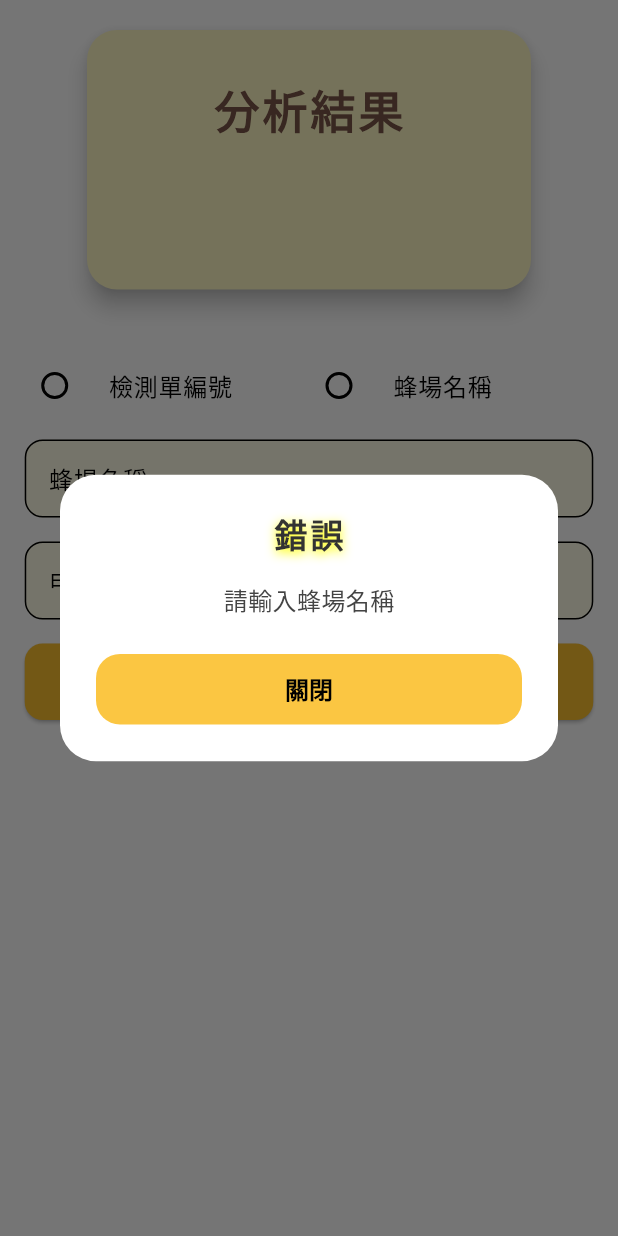
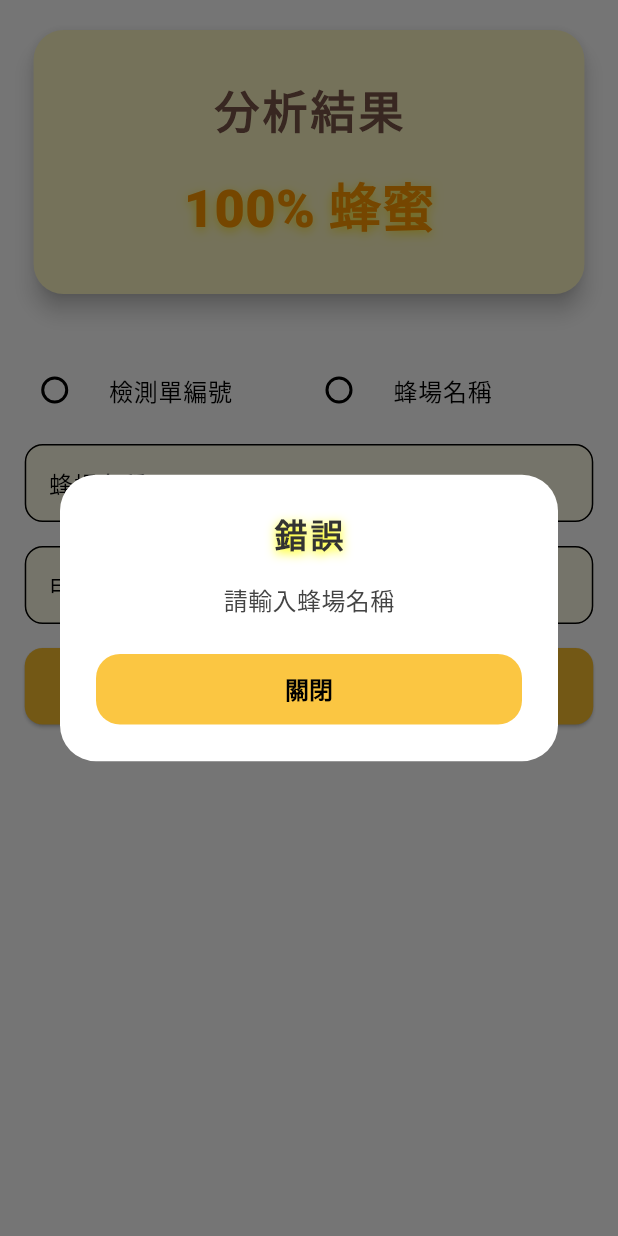
Before and after one commit to Were789564/TrustMe_HoneyAnalyze, a Flutter app: the AnalyzeResultPanel widget shown alone on an empty page, opened directly with empty values, after a tap on "上傳結果", on a phone screen of 412 x 824 dp. Run offline on Flutter 3.47's test engine with Material 3 defaults, Android fonts, the phone set to English and light mode, and no system bars; our stand-ins replace camera, file_picker, flutter_secure_storage, permission_handler; missing offline and left inert: crop_your_image, opencv_dart; accounts and stored records are empty; key blocks and very long unbroken strings in the code were emptied for the run.

Commit message:
辨識模型

```diff
--- a/lib/controllers/video_analyze_controller.dart
+++ b/lib/controllers/video_analyze_controller.dart
@@ -29,14 +29,18 @@ class VideoAnalyzeController extends ChangeNotifier {
   bool isAnalyzing = false;
   bool _disposed = false;
   bool _cancelled = false;
-  String? selectedHoneyType; // 新增蜂蜜種類選擇
+  String? selectedHoneyType;
   DateTime? videoCreatedDate;
+  Map<String, dynamic>? analysisResult;
+
 
   static final _storage = const FlutterSecureStorage();
 
   /// 選擇影片檔案並擷取第一幀
   Future<void> pickVideo() async {
     rgbLog = "";
+    // 清除之前的分析結果
+    analysisResult = null;
     FilePickerResult? result =
         await FilePicker.platform.pickFiles(type: FileType.video);
     if (result != null) {
@@ -382,44 +386,49 @@ class VideoAnalyzeController extends ChangeNotifier {
     rgbLog += "\n";
 
     if (count > 0) {
-      final avgR = sumR / count; // 移除小數位數限制
-      final avgG = sumG / count; // 移除小數位數限制
-      final avgB = sumB / count; // 移除小數位數限制
+      final avgR = sumR / count;
+      final avgG = sumG / count;
+      final avgB = sumB / count;
       rgbLog +=
           "=== 整段影片平均值 ===\n整段影片 ROI 平均 RGB: R=$avgR, G=$avgG, B=$avgB (共 $count 幀，每秒取樣)\n";
 
-      // 分析完成後發送資料到後端
-      final success = await _submitAnalysisData(
+      // 分析完成後發送資料到後端並接收回應
+      final apiResponse = await _submitAnalysisData(
         secondBySecondData: secondBySecondData,
-        averageR: avgR, // 保持原始精確度
-        averageG: avgG, // 保持原始精確度
-        averageB: avgB, // 保持原始精確度
+        averageR: avgR,
+        averageG: avgG,
+        averageB: avgB,
         totalFrames: count,
         honeyType: selectedHoneyType,
         videoCreatedDate: videoCreatedDate,
       );
 
-      if (success) {
+      if (apiResponse != null) {
+        analysisResult = apiResponse; // 儲存 API 回應
         rgbLog += "分析資料已成功上傳\n";
+        print("API Response: $apiResponse"); // 除錯用
+        safeNotifyListeners(); // 確保通知 UI 更新
       } else {
+        analysisResult = null;
         rgbLog += "分析資料上傳失敗\n";
+        safeNotifyListeners(); // 確保通知 UI 更新
       }
     } else {
       rgbLog += "無法分析任何幀，請確認選取區域正確。\n";
+      analysisResult = null; // 清空分析結果
     }
 
-    //print(rgbLog);
     progress = null;
     isAnalyzing = false;
-    safeNotifyListeners();
+    safeNotifyListeners(); // 最終通知
   }
 
   /// 將分析資料發送到後端
-  static Future<bool> _submitAnalysisData({
+  static Future<Map<String, dynamic>?> _submitAnalysisData({
     required List<Map<String, dynamic>> secondBySecondData,
-    required double averageR, // 改為 double
-    required double averageG, // 改為 double
-    required double averageB, // 改為 double
+    required double averageR,
+    required double averageG,
+    required double averageB,
     required int totalFrames,
     String? honeyType,
     DateTime? videoCreatedDate,
@@ -452,12 +461,16 @@ class VideoAnalyzeController extends ChangeNotifier {
 
       print("analyze_honey response: ${response.statusCode}");
       print("analyze_honey body: ${response.body}");
-      print("Sent video_created_date: ${videoCreatedDate?.toIso8601String()}"); // 新增日誌
+      print("Sent video_created_date: ${videoCreatedDate?.toIso8601String()}");
 
-      return response.statusCode == 200 || response.statusCode == 201;
+      if (response.statusCode == 200 || response.statusCode == 201) {
+        final responseData = jsonDecode(response.body);
+        return responseData; // 回傳完整的 API 回應
+      }
+      return null;
     } catch (e) {
       print("analyze_honey error: $e");
-      return false;
+      return null;
     }
   }
 
@@ -599,6 +612,8 @@ class VideoAnalyzeController extends ChangeNotifier {
     int? needLabel,
     String? honeyType,
     String? apirayName,
+    int? prediction, // 新增 prediction 參數
+    double? confidence, // 新增 confidence 參數
   }) async {
     final url = Uri.parse(ApiConstants.submitLabelEndpoint);
     // 從 secure storage 取得 account
@@ -609,6 +624,7 @@ class VideoAnalyzeController extends ChangeNotifier {
       "honey_type": honeyType ?? "",
       "account": account,
       "apiray_name": apirayName ?? "",
+      "result": prediction ?? 0.0,
     };
     print("submit_label body: $body");
     // 若 apiray_name 有值，apply_id 必須為 0；若 apply_id 有值，apiray_name 必須為空
--- a/lib/widgets/analyze_result_panel.dart
+++ b/lib/widgets/analyze_result_panel.dart
@@ -11,8 +11,9 @@ class AnalyzeResultPanel extends StatelessWidget {
   final TextEditingController applyCountController; // 改為參數
   final VideoAnalyzeController controller;
   final String honeyType;
+  final Map<String, dynamic>? apiResponse; // 新增：API 回應資料
 
-  AnalyzeResultPanel({
+  const AnalyzeResultPanel({
     super.key,
     required this.analyzeResult,
     required this.inputMode,
@@ -22,6 +23,7 @@ class AnalyzeResultPanel extends StatelessWidget {
     required this.applyCountController, // 改為必要參數
     required this.controller,
     required this.honeyType,
+    this.apiResponse,
   });
 
   void _showErrorDialog(BuildContext context, String msg) {
@@ -41,8 +43,20 @@ class AnalyzeResultPanel extends StatelessWidget {
     final screenWidth = MediaQuery.of(context).size.width;
     final double cardHorizontalPadding = screenWidth * 0.04;
 
+    // 從 API 回應中解析 prediction 和 confidence
+    String displayResult = "100% 蜂蜜"; // 預設值
+    double? confidence;
+
+    if (apiResponse != null && apiResponse!['result'] != null) {
+      final result = apiResponse!['result'];
+      final prediction = result['prediction'] ?? 100;
+      displayResult = "$prediction% 蜂蜜";
+      confidence = result['confidence'] as double?;
+    }
+
     return Column(
       children: [
+        // 分析結果卡片
         Padding(
           padding: EdgeInsets.symmetric(
               horizontal: cardHorizontalPadding, vertical: 16),
@@ -53,7 +67,7 @@ class AnalyzeResultPanel extends StatelessWidget {
             ),
             color: Colors.yellow[100],
             child: Padding(
-              padding: const EdgeInsets.symmetric(vertical: 32, horizontal: 84),
+              padding: const EdgeInsets.symmetric(vertical: 32, horizontal: 100),
               child: Column(
                 children: [
                   const Text(
@@ -67,7 +81,7 @@ class AnalyzeResultPanel extends StatelessWidget {
                   ),
                   const SizedBox(height: 16),
                   Text(
-                    analyzeResult,
+                    displayResult,
                     style: const TextStyle(
                       fontSize: 35,
                       fontWeight: FontWeight.w900,
@@ -81,11 +95,25 @@ class AnalyzeResultPanel extends StatelessWidget {
                       ],
                     ),
                   ),
+                  // 顯示信心度
+                  if (confidence != null) ...[
+                    const SizedBox(height: 8),
+                    Text(
+                      "信心度 : ${(confidence * 100).toStringAsFixed(1)}%",
+                      style: const TextStyle(
+                        fontSize: 20,
+                        fontWeight: FontWeight.w600,
+                        color: Colors.green,
+                      ),
+                    ),
+                  ],
                 ],
               ),
             ),
           ),
         ),
+
+        // 原有的輸入區塊
         Padding(
           padding: EdgeInsets.symmetric(
               horizontal: cardHorizontalPadding, vertical: 16),
@@ -202,18 +230,29 @@ class AnalyzeResultPanel extends StatelessWidget {
                       final apirayName =
                           inputMode == 'farmName' ? inputValue : null;
 
+                      // 從 API 回應中取得 prediction 和 confidence
+                      int prediction = 100; // 預設值
+                      double confidence = 0.0; // 預設值
+                      if (apiResponse != null && apiResponse!['result'] != null) {
+                        final result = apiResponse!['result'];
+                        prediction = result['prediction'] ?? 100;
+                        confidence = (result['confidence'] as num?)?.toDouble() ?? 0.0;
+                      }
+
                       final success = await VideoAnalyzeController.submitLabel(
                         applyId: inputMode == 'orderId' ? applyId : 0,
                         needLabel: needLabel,
                         honeyType: honeyType,
                         apirayName: apirayName,
+                        prediction: prediction, // 新增 prediction 參數
+                        confidence: confidence, // 新增 confidence 參數
                       );
                       showDialog(
                         context: context,
                         builder: (context) => CustomDialog(
                           title: success ? "成功" : "失敗",
                           content: success
-                              ? "• ${inputMode == 'orderId' ? '檢測單編號' : '蜂場名稱'}: $inputValue\n• 申請張數: $applyCountValue"
+                              ? "• ${inputMode == 'orderId' ? '檢測單編號' : '蜂場名稱'}: $inputValue\n• 申請張數: $applyCountValue\n• 預測結果: $prediction% 蜂蜜\n• 信心度: ${(confidence * 100).toStringAsFixed(1)}%"
                               : "上傳失敗，請稍後再試",
                           onClose: () => Navigator.of(context).pop(),
                         ),
```
Also changed, not shown: lib/views/video_analyze_screen.dart (+123 -53 lines), 4 other files.
